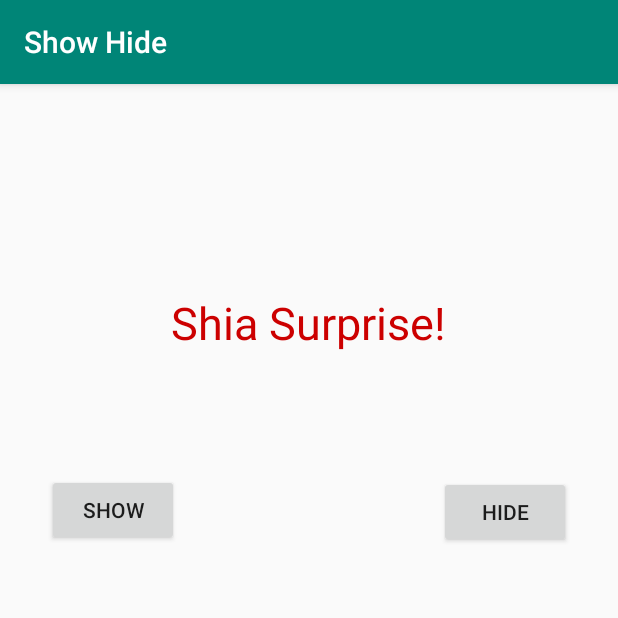
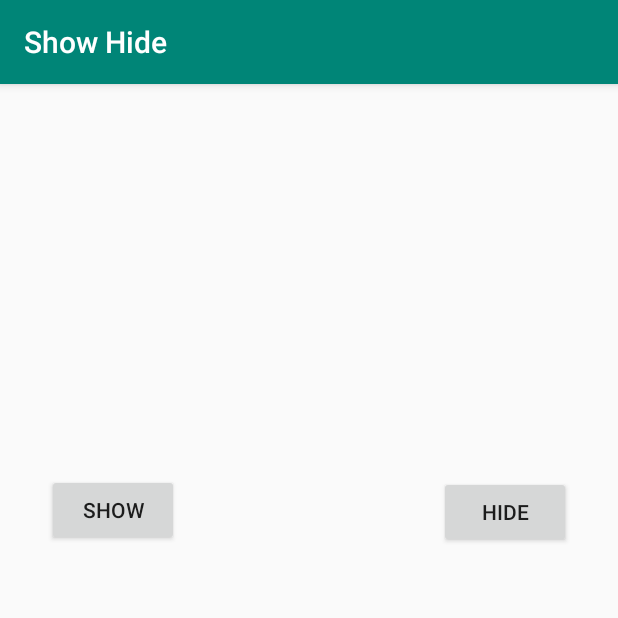
Before and after one commit to Virjanand/AndroidShowHide, an Android app: the screen it shows after launch (MainActivity), on a phone screen of 412 x 824 dp, the top half of it. Run offline under Robolectric (Android 15) with nearby library versions, the phone set to English and light mode, and no system bars.

Commit message:
Added show and hide logic behind show and hide buttons

```diff
--- a/app/src/main/java/com/virjanand/showhide/MainActivity.java
+++ b/app/src/main/java/com/virjanand/showhide/MainActivity.java
@@ -2,12 +2,26 @@ package com.virjanand.showhide;
 
 import android.support.v7.app.AppCompatActivity;
 import android.os.Bundle;
+import android.view.View;
+import android.widget.Button;
+import android.widget.TextView;
 
 public class MainActivity extends AppCompatActivity {
+
+    private TextView text;
+
+    public void showText(View view) {
+        text.setVisibility(View.VISIBLE);
+    }
+
+    public void hideText(View view) {
+        text.setVisibility(View.INVISIBLE);
+    }
 
     @Override
     protected void onCreate(Bundle savedInstanceState) {
         super.onCreate(savedInstanceState);
         setContentView(R.layout.activity_main);
+        text = (TextView) findViewById(R.id.surpriseText);
     }
 }
--- a/app/src/main/res/layout/activity_main.xml
+++ b/app/src/main/res/layout/activity_main.xml
@@ -7,11 +7,13 @@
     tools:context=".MainActivity">
 
     <TextView
+        android:id="@+id/surpriseText"
         android:layout_width="wrap_content"
         android:layout_height="wrap_content"
         android:text="Shia Surprise!"
         android:textColor="@android:color/holo_red_dark"
         android:textSize="30sp"
+        android:visibility="invisible"
         app:layout_constraintBottom_toBottomOf="parent"
         app:layout_constraintHorizontal_bias="0.498"
         app:layout_constraintLeft_toLeftOf="parent"
@@ -20,7 +22,7 @@
         app:layout_constraintVertical_bias="0.191" />
 
     <Button
-        android:id="@+id/button"
+        android:id="@+id/showButton"
         android:layout_width="wrap_content"
         android:layout_height="wrap_content"
         android:layout_marginStart="150dp"
@@ -28,13 +30,14 @@
         android:layout_marginTop="260dp"
         android:layout_marginEnd="87dp"
         android:layout_marginRight="87dp"
+        android:onClick="showText"
         android:text="Show"
-        app:layout_constraintEnd_toStartOf="@+id/button2"
+        app:layout_constraintEnd_toStartOf="@+id/hideButton"
         app:layout_constraintStart_toStartOf="parent"
         app:layout_constraintTop_toTopOf="parent" />
 
     <Button
-        android:id="@+id/button2"
+        android:id="@+id/hideButton"
         android:layout_width="wrap_content"
         android:layout_height="wrap_content"
         android:layout_marginStart="86dp"
@@ -42,9 +45,10 @@
         android:layout_marginTop="261dp"
         android:layout_marginEnd="150dp"
         android:layout_marginRight="150dp"
+        android:onClick="hideText"
         android:text="Hide"
         app:layout_constraintEnd_toEndOf="parent"
-        app:layout_constraintStart_toEndOf="@+id/button"
+        app:layout_constraintStart_toEndOf="@+id/showButton"
         app:layout_constraintTop_toTopOf="parent" />
 
 </android.support.constraint.ConstraintLayout>
```
